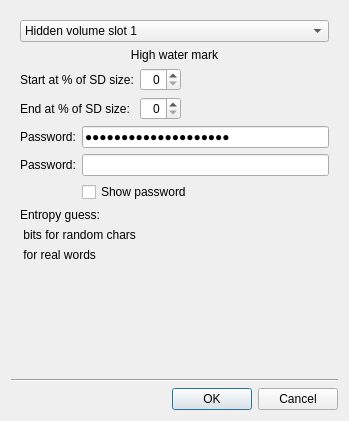
Old version of the form ui/stick20hiddenvolumedialog.ui in the repository Nitrokey/nitrokey-app.
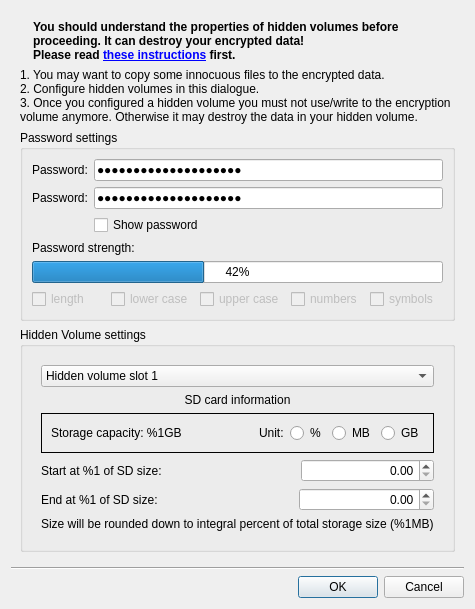
New version of the form. Icons and pictures are not drawn.

```diff
--- a/ui/stick20hiddenvolumedialog.ui
+++ b/ui/stick20hiddenvolumedialog.ui
@@ -6,12 +6,12 @@
    <rect>
     <x>0</x>
     <y>0</y>
-    <width>349</width>
-    <height>421</height>
+    <width>430</width>
+    <height>574</height>
    </rect>
   </property>
   <property name="sizePolicy">
-   <sizepolicy hsizetype="MinimumExpanding" vsizetype="MinimumExpanding">
+   <sizepolicy hsizetype="Fixed" vsizetype="Fixed">
     <horstretch>0</horstretch>
     <verstretch>0</verstretch>
    </sizepolicy>
@@ -43,7 +43,242 @@
      </property>
      <layout class="QVBoxLayout" name="verticalLayout_2">
       <item>
-       <layout class="QVBoxLayout" name="verticalLayout_3">
+       <layout class="QHBoxLayout" name="top_layout">
+        <item>
+         <widget class="QLabel" name="l_warning">
+          <property name="sizePolicy">
+           <sizepolicy hsizetype="Fixed" vsizetype="Fixed">
+            <horstretch>0</horstretch>
+            <verstretch>0</verstretch>
+           </sizepolicy>
+          </property>
+          <property name="text">
+           <string/>
+          </property>
+          <property name="pixmap">
+           <pixmap resource="../resources.qrc">:/images/warning.png</pixmap>
+          </property>
+         </widget>
+        </item>
+        <item>
+         <widget class="QLabel" name="l_top_instructions">
+          <property name="sizePolicy">
+           <sizepolicy hsizetype="MinimumExpanding" vsizetype="Fixed">
+            <horstretch>0</horstretch>
+            <verstretch>0</verstretch>
+           </sizepolicy>
+          </property>
+          <property name="text">
+           <string>&lt;html&gt;&lt;head/&gt;&lt;body&gt;&lt;p&gt;&lt;span style=&quot; font-weight:600;&quot;&gt;You should understand the properties of hidden volumes before proceeding. It can destroy your encrypted data! &lt;br/&gt;Please read &lt;/span&gt;&lt;a href=&quot;https://www.nitrokey.com/documentation/hidden-volumes&quot;&gt;&lt;span style=&quot; font-weight:600; text-decoration: underline; color:#0000ff;&quot;&gt;these instructions&lt;/span&gt;&lt;/a&gt;&lt;span style=&quot; font-weight:600;&quot;&gt; first.&lt;/span&gt;&lt;/p&gt;&lt;/body&gt;&lt;/html&gt;</string>
+          </property>
+          <property name="scaledContents">
+           <bool>false</bool>
+          </property>
+          <property name="wordWrap">
+           <bool>true</bool>
+          </property>
+          <property name="openExternalLinks">
+           <bool>true</bool>
+          </property>
+         </widget>
+        </item>
+       </layout>
+      </item>
+      <item>
+       <widget class="QLabel" name="l_instructions">
+        <property name="sizePolicy">
+         <sizepolicy hsizetype="MinimumExpanding" vsizetype="Fixed">
+          <horstretch>0</horstretch>
+          <verstretch>0</verstretch>
+         </sizepolicy>
+        </property>
+        <property name="text">
+         <string>&lt;html&gt;&lt;head/&gt;&lt;body&gt;&lt;p&gt;1. You may want to copy some innocuous files to the encrypted data.&lt;br/&gt;2. Configure hidden volumes in this dialogue. &lt;br/&gt;3. Once you configured a hidden volume you must not use/write to the encryption volume anymore. Otherwise it may destroy the data in your hidden volume.&lt;/p&gt;&lt;/body&gt;&lt;/html&gt;</string>
+        </property>
+        <property name="wordWrap">
+         <bool>true</bool>
+        </property>
+       </widget>
+      </item>
+      <item>
+       <widget class="QGroupBox" name="password_group">
+        <property name="title">
+         <string>Password settings</string>
+        </property>
+        <layout class="QFormLayout" name="passwordObjects">
+         <item row="0" column="0">
+          <widget class="QLabel" name="label">
+           <property name="text">
+            <string>Password:</string>
+           </property>
+          </widget>
+         </item>
+         <item row="0" column="1">
+          <widget class="QLineEdit" name="HVPasswordEdit">
+           <property name="text">
+            <string notr="true">12345678901234567890</string>
+           </property>
+           <property name="maxLength">
+            <number>20</number>
+           </property>
+           <property name="echoMode">
+            <enum>QLineEdit::Password</enum>
+           </property>
+          </widget>
+         </item>
+         <item row="1" column="0">
+          <widget class="QLabel" name="label_4">
+           <property name="text">
+            <string>Password:</string>
+           </property>
+          </widget>
+         </item>
+         <item row="1" column="1">
+          <widget class="QLineEdit" name="HVPasswordEdit_2">
+           <property name="focusPolicy">
+            <enum>Qt::StrongFocus</enum>
+           </property>
+           <property name="text">
+            <string notr="true">12345678901234567890</string>
+           </property>
+           <property name="maxLength">
+            <number>20</number>
+           </property>
+           <property name="echoMode">
+            <enum>QLineEdit::Password</enum>
+           </property>
+          </widget>
+         </item>
+         <item row="2" column="1">
+          <widget class="QCheckBox" name="ShowPasswordCheckBox">
+           <property name="text">
+            <string>Show password</string>
+           </property>
+          </widget>
+         </item>
+         <item row="3" column="0" colspan="2">
+          <layout class="QVBoxLayout" name="entropy_verticalLayout">
+           <item>
+            <widget class="QLabel" name="label_6">
+             <property name="text">
+              <string>Password strength:</string>
+             </property>
+            </widget>
+           </item>
+           <item>
+            <widget class="QProgressBar" name="password_strength_progressBar">
+             <property name="value">
+              <number>42</number>
+             </property>
+            </widget>
+           </item>
+           <item>
+            <layout class="QHBoxLayout" name="chars_kind_layout">
+             <item>
+              <widget class="QCheckBox" name="cb_length">
+               <property name="enabled">
+                <bool>false</bool>
+               </property>
+               <property name="focusPolicy">
+                <enum>Qt::NoFocus</enum>
+               </property>
+               <property name="text">
+                <string>length</string>
+               </property>
+              </widget>
+             </item>
+             <item>
+              <widget class="QCheckBox" name="cb_lower_case">
+               <property name="enabled">
+                <bool>false</bool>
+               </property>
+               <property name="focusPolicy">
+                <enum>Qt::NoFocus</enum>
+               </property>
+               <property name="text">
+                <string>lower case</string>
+               </property>
+              </widget>
+             </item>
+             <item>
+              <widget class="QCheckBox" name="cb_upper_case">
+               <property name="enabled">
+                <bool>false</bool>
+               </property>
+               <property name="focusPolicy">
+                <enum>Qt::NoFocus</enum>
+               </property>
+               <property name="text">
+                <string>upper case</string>
+               </property>
+               <property name="checkable">
+                <bool>true</bool>
+               </property>
+              </widget>
+             </item>
+             <item>
+              <widget class="QCheckBox" name="cb_numbers">
+               <property name="enabled">
+                <bool>false</bool>
+               </property>
+               <property name="focusPolicy">
+                <enum>Qt::NoFocus</enum>
+               </property>
+               <property name="text">
+                <string>numbers</string>
+               </property>
+              </widget>
+             </item>
+             <item>
+              <widget class="QCheckBox" name="cb_symbols">
+               <property name="enabled">
+                <bool>false</bool>
+               </property>
+               <property name="focusPolicy">
+                <enum>Qt::NoFocus</enum>
+               </property>
+               <property name="text">
+                <string>symbols</string>
+               </property>
+              </widget>
+             </item>
+            </layout>
+           </item>
+          </layout>
+         </item>
+        </layout>
+       </widget>
+      </item>
+      <item>
+       <widget class="QGroupBox" name="HV_settings_groupBox">
+        <property name="sizePolicy">
+         <sizepolicy hsizetype="Expanding" vsizetype="Expanding">
+          <horstretch>0</horstretch>
+          <verstretch>0</verstretch>
+         </sizepolicy>
+        </property>
+        <property name="minimumSize">
+         <size>
+          <width>100</width>
+          <height>101</height>
+         </size>
+        </property>
+        <property name="title">
+         <string>Hidden Volume settings</string>
+        </property>
+        <property name="checkable">
+         <bool>false</bool>
+        </property>
+        <layout class="QGridLayout" name="gridLayout">
+         <item row="0" column="0">
+          <widget class="QFrame" name="verticalFrame">
+           <property name="sizePolicy">
+            <sizepolicy hsizetype="Expanding" vsizetype="Expanding">
+             <horstretch>0</horstretch>
+             <verstretch>0</verstretch>
+            </sizepolicy>
+           </property>
+           <layout class="QVBoxLayout" name="verticalLayout_6">
         <item>
          <widget class="QComboBox" name="comboBox">
           <item>
@@ -71,33 +306,76 @@
         <item>
          <widget class="QLabel" name="HVSdCardHighWaterMark">
           <property name="text">
-           <string>High water mark</string>
+               <string notr="true">SD card information</string>
           </property>
           <property name="alignment">
            <set>Qt::AlignCenter</set>
           </property>
          </widget>
         </item>
-       </layout>
-      </item>
-      <item>
-       <layout class="QFormLayout" name="formLayout">
-        <property name="fieldGrowthPolicy">
-         <enum>QFormLayout::AllNonFixedFieldsGrow</enum>
-        </property>
-        <item row="1" column="0">
-         <widget class="QLabel" name="label_2">
-          <property name="text">
-           <string>Start at % of SD size:</string>
-          </property>
-         </widget>
-        </item>
-        <item row="1" column="1">
-         <layout class="QHBoxLayout" name="horizontalLayout_2">
+            <item>
+             <widget class="QFrame" name="rd_frame">
+              <property name="frameShape">
+               <enum>QFrame::Box</enum>
+              </property>
+              <layout class="QHBoxLayout" name="horizontalLayout_5">
+               <item>
+                <widget class="QLabel" name="l_sd_size">
+                 <property name="text">
+                  <string notr="true">Storage capacity: %1GB</string>
+                 </property>
+                </widget>
+               </item>
+               <item>
+                <spacer name="horizontalSpacer_5">
+                 <property name="orientation">
+                  <enum>Qt::Horizontal</enum>
+                 </property>
+                 <property name="sizeHint" stdset="0">
+                  <size>
+                   <width>40</width>
+                   <height>20</height>
+                  </size>
+                 </property>
+                </spacer>
+               </item>
+               <item>
+                <widget class="QLabel" name="label_5">
+                 <property name="text">
+                  <string>Unit:</string>
+                 </property>
+                </widget>
+               </item>
+               <item>
+                <widget class="QRadioButton" name="rd_percent">
+                 <property name="text">
+                  <string>%</string>
+                 </property>
+                </widget>
+               </item>
+               <item>
+                <widget class="QRadioButton" name="rd_MB">
+                 <property name="text">
+                  <string>MB</string>
+                 </property>
+                </widget>
+               </item>
+               <item>
+                <widget class="QRadioButton" name="rd_GB">
+                 <property name="text">
+                  <string>GB</string>
+                 </property>
+                </widget>
+               </item>
+              </layout>
+             </widget>
+            </item>
           <item>
-           <widget class="QSpinBox" name="StartBlockSpin">
-            <property name="alignment">
-             <set>Qt::AlignRight|Qt::AlignTrailing|Qt::AlignVCenter</set>
+             <layout class="QHBoxLayout" name="StartControls">
+              <item>
+               <widget class="QLabel" name="l_sd_start">
+                <property name="text">
+                 <string notr="true">Start at %1 of SD size:</string>
             </property>
            </widget>
           </item>
@@ -114,21 +392,30 @@
             </property>
            </spacer>
           </item>
-         </layout>
-        </item>
-        <item row="2" column="0">
-         <widget class="QLabel" name="label_3">
-          <property name="text">
-           <string>End at % of SD size:</string>
-          </property>
-         </widget>
-        </item>
-        <item row="2" column="1">
-         <layout class="QHBoxLayout" name="horizontalLayout_3">
           <item>
-           <widget class="QSpinBox" name="EndBlockSpin">
+               <widget class="QDoubleSpinBox" name="StartBlockSpin">
+                <property name="sizePolicy">
+                 <sizepolicy hsizetype="MinimumExpanding" vsizetype="Fixed">
+                  <horstretch>0</horstretch>
+                  <verstretch>0</verstretch>
+                 </sizepolicy>
+                </property>
             <property name="alignment">
              <set>Qt::AlignRight|Qt::AlignTrailing|Qt::AlignVCenter</set>
+                </property>
+                <property name="maximum">
+                 <double>999999999999999983222784.000000000000000</double>
+                </property>
+               </widget>
+              </item>
+             </layout>
+            </item>
+            <item>
+             <layout class="QHBoxLayout" name="StopControls">
+              <item>
+               <widget class="QLabel" name="l_sd_end">
+                <property name="text">
+                 <string notr="true">End at %1 of SD size:</string>
             </property>
            </widget>
           </item>
@@ -145,111 +432,51 @@
             </property>
            </spacer>
           </item>
-         </layout>
-        </item>
-       </layout>
-      </item>
       <item>
-       <layout class="QFormLayout" name="formLayout_2">
-        <item row="0" column="0">
-         <widget class="QLabel" name="label">
-          <property name="text">
-           <string>Password:</string>
-          </property>
-         </widget>
-        </item>
-        <item row="0" column="1">
-         <widget class="QLineEdit" name="HVPasswordEdit">
-          <property name="text">
-           <string>12345678901234567890</string>
-          </property>
-          <property name="echoMode">
-           <enum>QLineEdit::Password</enum>
+               <widget class="QDoubleSpinBox" name="EndBlockSpin">
+                <property name="sizePolicy">
+                 <sizepolicy hsizetype="MinimumExpanding" vsizetype="Fixed">
+                  <horstretch>0</horstretch>
+                  <verstretch>0</verstretch>
+                 </sizepolicy>
+                </property>
+                <property name="alignment">
+                 <set>Qt::AlignRight|Qt::AlignTrailing|Qt::AlignVCenter</set>
+                </property>
+                <property name="maximum">
+                 <double>99999999999999997748809823456034029568.000000000000000</double>
           </property>
          </widget>
         </item>
-        <item row="2" column="1">
-         <widget class="QCheckBox" name="ShowPasswordCheckBox">
-          <property name="text">
-           <string>Show password</string>
-          </property>
-         </widget>
-        </item>
-        <item row="1" column="1">
-         <widget class="QLineEdit" name="HVPasswordEdit_2">
-          <property name="focusPolicy">
-           <enum>Qt::ClickFocus</enum>
-          </property>
-          <property name="echoMode">
-           <enum>QLineEdit::Password</enum>
-          </property>
-         </widget>
-        </item>
-        <item row="1" column="0">
-         <widget class="QLabel" name="label_4">
-          <property name="text">
-           <string>Password:</string>
-          </property>
-         </widget>
-        </item>
        </layout>
       </item>
       <item>
-       <layout class="QVBoxLayout" name="verticalLayout">
-        <item>
-         <widget class="QLabel" name="HVEntropieLabel">
-          <property name="text">
-           <string>Entropy guess:</string>
-          </property>
-         </widget>
-        </item>
-        <item>
-         <widget class="QLabel" name="HVEntropieRandChars">
-          <property name="text">
-           <string> bits for random chars</string>
-          </property>
-         </widget>
-        </item>
-        <item>
-         <widget class="QLabel" name="HVEntropieRealWords">
+             <widget class="QLabel" name="l_rounding_info">
+              <property name="sizePolicy">
+               <sizepolicy hsizetype="Preferred" vsizetype="Preferred">
+                <horstretch>0</horstretch>
+                <verstretch>0</verstretch>
+               </sizepolicy>
+              </property>
+              <property name="minimumSize">
+               <size>
+                <width>0</width>
+                <height>0</height>
+               </size>
+              </property>
           <property name="text">
-           <string> for real words</string>
+               <string>&lt;html&gt;&lt;head/&gt;&lt;body&gt;&lt;p&gt;Size will be rounded down to integral percent of total storage size (%1MB)&lt;/p&gt;&lt;/body&gt;&lt;/html&gt;</string>
           </property>
          </widget>
         </item>
        </layout>
+          </widget>
       </item>
      </layout>
     </widget>
    </item>
-   <item>
-    <spacer name="verticalSpacer_2">
-     <property name="orientation">
-      <enum>Qt::Vertical</enum>
-     </property>
-     <property name="sizeHint" stdset="0">
-      <size>
-       <width>20</width>
-       <height>0</height>
-      </size>
-     </property>
-    </spacer>
-   </item>
-   <item>
-    <spacer name="verticalSpacer">
-     <property name="orientation">
-      <enum>Qt::Vertical</enum>
-     </property>
-     <property name="sizeType">
-      <enum>QSizePolicy::Minimum</enum>
-     </property>
-     <property name="sizeHint" stdset="0">
-      <size>
-       <width>20</width>
-       <height>0</height>
-      </size>
-     </property>
-    </spacer>
+     </layout>
+    </widget>
    </item>
    <item>
     <widget class="Line" name="line">
```
Left out of the diff: 12 changed lines with no effect on the pictures. Lines whose indentation alone changed are shown as unchanged.
